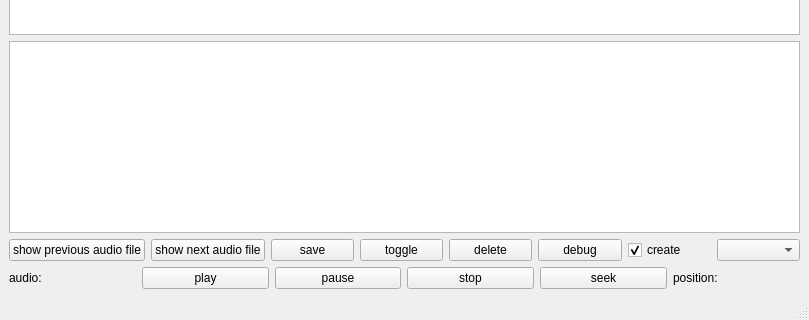
groakat/AudioTagger, file gui.ui: the form before one commit; both pictures show x 0 to 809 and y 285 to 605 of the 809 by 605 pixel window.
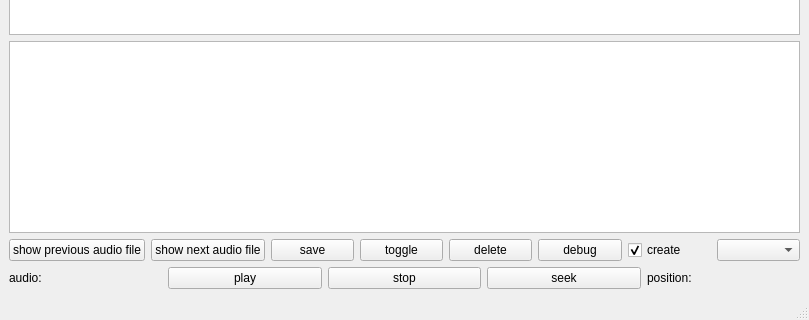
The form after the commit.

Commit message: added shortcuts SPACE for play/pause and S for seek

What changed in the file:
```diff
--- a/gui.ui
+++ b/gui.ui
@@ -138,19 +138,6 @@
           </property>
          </widget>
         </item>
-        <item>
-         <widget class="QPushButton" name="pb_pause">
-          <property name="sizePolicy">
-           <sizepolicy hsizetype="Minimum" vsizetype="Fixed">
-            <horstretch>0</horstretch>
-            <verstretch>0</verstretch>
-           </sizepolicy>
-          </property>
-          <property name="text">
-           <string>pause</string>
-          </property>
-         </widget>
-        </item>
         <item>
          <widget class="QPushButton" name="pb_stop">
           <property name="sizePolicy">
```
The commit also changes 2 other files.
